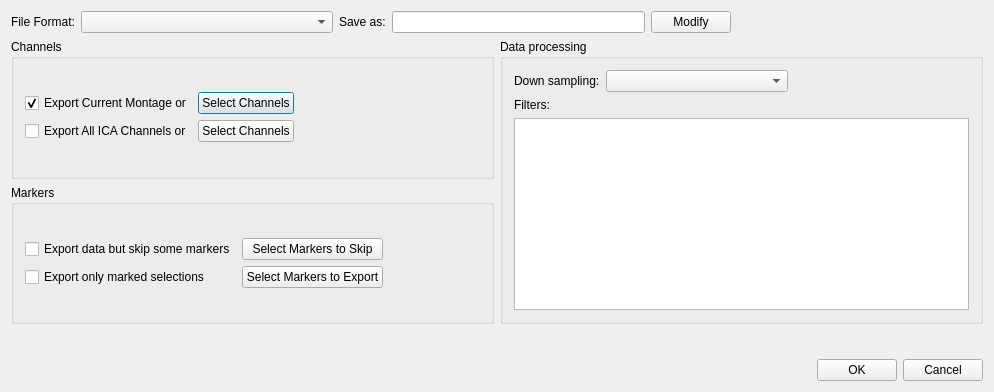
The window that src/AnyWave/Process/AwExporterSettings.ui (HIP-infrastructure/anywave-code) describes before a commit, drawn with Qt 5.
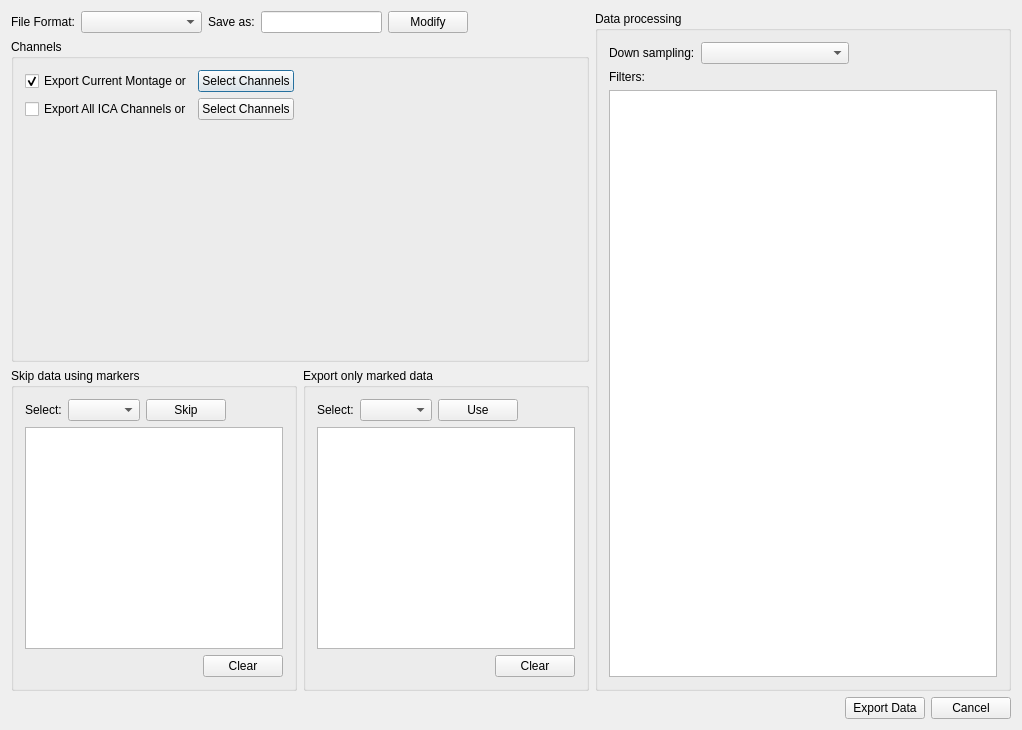
The same window after the commit. Icons and pictures are not drawn. Custom widgets are drawn as their Qt base class.

Commit message: New algorithm to cut markers in a list.

What changed in the file:
```diff
--- a/src/AnyWave/Process/AwExporterSettings.ui
+++ b/src/AnyWave/Process/AwExporterSettings.ui
@@ -6,8 +6,8 @@
    <rect>
     <x>0</x>
     <y>0</y>
-    <width>994</width>
-    <height>392</height>
+    <width>1022</width>
+    <height>730</height>
    </rect>
   </property>
   <property name="windowTitle">
@@ -20,8 +20,8 @@
   <property name="modal">
    <bool>true</bool>
   </property>
-  <layout class="QVBoxLayout" name="verticalLayout_4">
-   <item>
+  <layout class="QGridLayout" name="gridLayout_4">
+   <item row="0" column="0">
     <layout class="QHBoxLayout" name="horizontalLayout_2">
      <item>
       <widget class="QLabel" name="label">
@@ -85,183 +85,252 @@
      </item>
     </layout>
    </item>
-   <item>
-    <layout class="QHBoxLayout" name="horizontalLayout_3">
+   <item row="0" column="1" rowspan="3">
+    <widget class="QGroupBox" name="groupBox_2">
+     <property name="sizePolicy">
+      <sizepolicy hsizetype="Expanding" vsizetype="Expanding">
+       <horstretch>0</horstretch>
+       <verstretch>0</verstretch>
+      </sizepolicy>
+     </property>
+     <property name="title">
+      <string>Data processing</string>
+     </property>
+     <layout class="QVBoxLayout" name="verticalLayout_2">
+      <item>
+       <layout class="QHBoxLayout" name="horizontalLayout_4">
+        <item>
+         <widget class="QLabel" name="label_6">
+          <property name="text">
+           <string>Down sampling:</string>
+          </property>
+         </widget>
+        </item>
+        <item>
+         <widget class="AwComboDS" name="comboDS">
+          <property name="sizePolicy">
+           <sizepolicy hsizetype="Expanding" vsizetype="Fixed">
+            <horstretch>0</horstretch>
+            <verstretch>0</verstretch>
+           </sizepolicy>
+          </property>
+         </widget>
+        </item>
+        <item>
+         <spacer name="horizontalSpacer_6">
+          <property name="orientation">
+           <enum>Qt::Horizontal</enum>
+          </property>
+          <property name="sizeHint" stdset="0">
+           <size>
+            <width>40</width>
+            <height>20</height>
+           </size>
+          </property>
+         </spacer>
+        </item>
+       </layout>
+      </item>
+      <item>
+       <widget class="QLabel" name="label_3">
+        <property name="text">
+         <string>Filters:</string>
+        </property>
+       </widget>
+      </item>
+      <item>
+       <widget class="AwFilterTableView" name="filterTableView"/>
+      </item>
+     </layout>
+    </widget>
+   </item>
+   <item row="1" column="0">
+    <widget class="QGroupBox" name="groupBox">
+     <property name="title">
+      <string>Channels</string>
+     </property>
+     <layout class="QVBoxLayout" name="verticalLayout">
+      <item>
+       <layout class="QGridLayout" name="gridLayout">
+        <item row="0" column="0">
+         <widget class="QCheckBox" name="checkBoxCurrentMontage">
+          <property name="text">
+           <string>Export Current Montage or</string>
+          </property>
+          <property name="checked">
+           <bool>true</bool>
+          </property>
+         </widget>
+        </item>
+        <item row="0" column="1">
+         <widget class="QPushButton" name="buttonSelectChannels">
+          <property name="sizePolicy">
+           <sizepolicy hsizetype="Preferred" vsizetype="Fixed">
+            <horstretch>0</horstretch>
+            <verstretch>0</verstretch>
+           </sizepolicy>
+          </property>
+          <property name="text">
+           <string>Select Channels</string>
+          </property>
+         </widget>
+        </item>
+        <item row="0" column="2">
+         <spacer name="horizontalSpacer">
+          <property name="orientation">
+           <enum>Qt::Horizontal</enum>
+          </property>
+          <property name="sizeHint" stdset="0">
+           <size>
+            <width>40</width>
+            <height>20</height>
+           </size>
+          </property>
+         </spacer>
+        </item>
+        <item row="1" column="0">
+         <widget class="QCheckBox" name="checkBoxICA">
+          <property name="text">
+           <string>Export All ICA Channels or</string>
+          </property>
+         </widget>
+        </item>
+        <item row="1" column="1">
+         <widget class="QPushButton" name="buttonSelectICA">
+          <property name="sizePolicy">
+           <sizepolicy hsizetype="Preferred" vsizetype="Fixed">
+            <horstretch>0</horstretch>
+            <verstretch>0</verstretch>
+           </sizepolicy>
+          </property>
+          <property name="text">
+           <string>Select Channels</string>
+          </property>
+         </widget>
+        </item>
+        <item row="1" column="2">
+         <spacer name="horizontalSpacer_2">
+          <property name="orientation">
+           <enum>Qt::Horizontal</enum>
+          </property>
+          <property name="sizeHint" stdset="0">
+           <size>
+            <width>40</width>
+            <height>20</height>
+           </size>
+          </property>
+         </spacer>
+        </item>
+       </layout>
+      </item>
+      <item>
+       <spacer name="verticalSpacer">
+        <property name="orientation">
+         <enum>Qt::Vertical</enum>
+        </property>
+        <property name="sizeHint" stdset="0">
+         <size>
+          <width>20</width>
+          <height>40</height>
+         </size>
+        </property>
+       </spacer>
+      </item>
+     </layout>
+    </widget>
+   </item>
+   <item row="2" column="0">
+    <layout class="QHBoxLayout" name="horizontalLayout_6">
      <item>
-      <layout class="QVBoxLayout" name="verticalLayout_3">
-       <item>
-        <widget class="QGroupBox" name="groupBox">
-         <property name="title">
-          <string>Channels</string>
-         </property>
-         <layout class="QVBoxLayout" name="verticalLayout">
+      <widget class="QGroupBox" name="groupBoxMarkers">
+       <property name="title">
+        <string>Skip data using markers</string>
+       </property>
+       <layout class="QGridLayout" name="gridLayout_2">
+        <item row="0" column="0" colspan="2">
+         <layout class="QHBoxLayout" name="horizontalLayout_3">
           <item>
-           <layout class="QGridLayout" name="gridLayout">
-            <item row="0" column="0">
-             <widget class="QCheckBox" name="checkBoxCurrentMontage">
-              <property name="text">
-               <string>Export Current Montage or</string>
-              </property>
-              <property name="checked">
-               <bool>true</bool>
-              </property>
-             </widget>
-            </item>
-            <item row="0" column="1">
-             <widget class="QPushButton" name="buttonSelectChannels">
-              <property name="sizePolicy">
-               <sizepolicy hsizetype="Preferred" vsizetype="Fixed">
-                <horstretch>0</horstretch>
-                <verstretch>0</verstretch>
-               </sizepolicy>
-              </property>
-              <property name="text">
-               <string>Select Channels</string>
-              </property>
-             </widget>
-            </item>
-            <item row="0" column="2">
-             <spacer name="horizontalSpacer">
-              <property name="orientation">
-               <enum>Qt::Horizontal</enum>
-              </property>
-              <property name="sizeHint" stdset="0">
-               <size>
-                <width>40</width>
-                <height>20</height>
-               </size>
-              </property>
-             </spacer>
-            </item>
-            <item row="1" column="0">
-             <widget class="QCheckBox" name="checkBoxICA">
-              <property name="text">
-               <string>Export All ICA Channels or</string>
-              </property>
-             </widget>
-            </item>
-            <item row="1" column="1">
-             <widget class="QPushButton" name="buttonSelectICA">
-              <property name="sizePolicy">
-               <sizepolicy hsizetype="Preferred" vsizetype="Fixed">
-                <horstretch>0</horstretch>
-                <verstretch>0</verstretch>
-               </sizepolicy>
-              </property>
-              <property name="text">
-               <string>Select Channels</string>
-              </property>
-             </widget>
-            </item>
-            <item row="1" column="2">
-             <spacer name="horizontalSpacer_2">
-              <property name="orientation">
-               <enum>Qt::Horizontal</enum>
-              </property>
-              <property name="sizeHint" stdset="0">
-               <size>
-                <width>40</width>
-                <height>20</height>
-               </size>
-              </property>
-             </spacer>
-            </item>
-           </layout>
+           <widget class="QLabel" name="label_4">
+            <property name="text">
+             <string>Select:</string>
+            </property>
+           </widget>
           </item>
-         </layout>
-        </widget>
-       </item>
-       <item>
-        <widget class="QGroupBox" name="groupBox_3">
-         <property name="title">
-          <string>Markers</string>
-         </property>
-         <layout class="QGridLayout" name="gridLayout_3">
-          <item row="0" column="1">
-           <layout class="QGridLayout" name="gridLayout_4">
-            <item row="0" column="0">
-             <widget class="QCheckBox" name="checkSkipMarkers">
-              <property name="text">
-               <string>Export data but skip some markers</string>
-              </property>
-             </widget>
-            </item>
-            <item row="1" column="0">
-             <widget class="QCheckBox" name="checkExportMarkers">
-              <property name="text">
-               <string>Export only marked selections</string>
-              </property>
-             </widget>
-            </item>
-            <item row="1" column="1">
-             <widget class="QPushButton" name="buttonExportMarkers">
-              <property name="sizePolicy">
-               <sizepolicy hsizetype="Expanding" vsizetype="Fixed">
-                <horstretch>0</horstretch>
-                <verstretch>0</verstretch>
-               </sizepolicy>
-              </property>
-              <property name="text">
-               <string>Select Markers to Export</string>
-              </property>
-             </widget>
-            </item>
-            <item row="0" column="1">
-             <widget class="QPushButton" name="buttonSkipMarkers">
-              <property name="sizePolicy">
-               <sizepolicy hsizetype="Expanding" vsizetype="Fixed">
-                <horstretch>0</horstretch>
-                <verstretch>0</verstretch>
-               </sizepolicy>
-              </property>
-              <property name="text">
-               <string>Select Markers to Skip</string>
-              </property>
-             </widget>
-            </item>
-            <item row="0" column="2">
-             <spacer name="horizontalSpacer_5">
-              <property name="orientation">
-               <enum>Qt::Horizontal</enum>
-              </property>
-              <property name="sizeHint" stdset="0">
-               <size>
-                <width>40</width>
-                <height>20</height>
-               </size>
-              </property>
-             </spacer>
-            </item>
-           </layout>
+          <item>
+           <widget class="AwComboMarker" name="comboSkip">
+            <property name="sizePolicy">
+             <sizepolicy hsizetype="Expanding" vsizetype="Fixed">
+              <horstretch>0</horstretch>
+              <verstretch>0</verstretch>
+             </sizepolicy>
+            </property>
+           </widget>
           </item>
+          <item>
+           <widget class="QPushButton" name="buttonSkip">
+            <property name="text">
+             <string>Skip</string>
+            </property>
+           </widget>
+          </item>
+          <item>
+           <spacer name="horizontalSpacer_5">
+            <property name="orientation">
+             <enum>Qt::Horizontal</enum>
+            </property>
+            <property name="sizeHint" stdset="0">
+             <size>
+              <width>40</width>
+              <height>20</height>
+             </size>
+            </property>
+           </spacer>
+          </item>
          </layout>
-        </widget>
-       </item>
-      </layout>
+        </item>
+        <item row="1" column="0" colspan="2">
+         <widget class="QListWidget" name="listWidgetSkip"/>
+        </item>
+        <item row="2" column="0">
+         <spacer name="horizontalSpacer_8">
+          <property name="orientation">
+           <enum>Qt::Horizontal</enum>
+          </property>
+          <property name="sizeHint" stdset="0">
+           <size>
+            <width>172</width>
+            <height>20</height>
+           </size>
+          </property>
+         </spacer>
+        </item>
+        <item row="2" column="1">
+         <widget class="QPushButton" name="buttonClearSkip">
+          <property name="text">
+           <string>Clear</string>
+          </property>
+         </widget>
+        </item>
+       </layout>
+      </widget>
      </item>
      <item>
-      <widget class="QGroupBox" name="groupBox_2">
-       <property name="sizePolicy">
-        <sizepolicy hsizetype="Expanding" vsizetype="Expanding">
-         <horstretch>0</horstretch>
-         <verstretch>0</verstretch>
-        </sizepolicy>
-       </property>
+      <widget class="QGroupBox" name="groupBox_3">
        <property name="title">
-        <string>Data processing</string>
+        <string>Export only marked data</string>
        </property>
-       <layout class="QVBoxLayout" name="verticalLayout_2">
-        <item>
-         <layout class="QHBoxLayout" name="horizontalLayout_4">
+       <layout class="QGridLayout" name="gridLayout_3">
+        <item row="0" column="0" colspan="2">
+         <layout class="QHBoxLayout" name="horizontalLayout_5">
           <item>
-           <widget class="QLabel" name="label_6">
+           <widget class="QLabel" name="label_5">
             <property name="text">
-             <string>Down sampling:</string>
+             <string>Select:</string>
             </property>
            </widget>
           </item>
           <item>
-           <widget class="AwComboDS" name="comboDS">
+           <widget class="AwComboMarker" name="comboUse">
             <property name="sizePolicy">
              <sizepolicy hsizetype="Expanding" vsizetype="Fixed">
               <horstretch>0</horstretch>
@@ -271,7 +340,14 @@
            </widget>
           </item>
           <item>
-           <spacer name="horizontalSpacer_6">
+           <widget class="QPushButton" name="buttonUse">
+            <property name="text">
+             <string>Use</string>
+            </property>
+           </widget>
+          </item>
+          <item>
+           <spacer name="horizontalSpacer_7">
             <property name="orientation">
              <enum>Qt::Horizontal</enum>
             </property>
@@ -285,35 +361,35 @@
           </item>
          </layout>
         </item>
-        <item>
-         <widget class="QLabel" name="label_3">
+        <item row="1" column="0" colspan="2">
+         <widget class="QListWidget" name="listWidgetUse"/>
+        </item>
+        <item row="2" column="0">
+         <spacer name="horizontalSpacer_9">
+          <property name="orientation">
+           <enum>Qt::Horizontal</enum>
+          </property>
+          <property name="sizeHint" stdset="0">
+           <size>
+            <width>172</width>
+            <height>20</height>
+           </size>
+          </property>
+         </spacer>
+        </item>
+        <item row="2" column="1">
+         <widget class="QPushButton" name="buttonClearUse">
           <property name="text">
-           <string>Filters:</string>
+           <string>Clear</string>
           </property>
          </widget>
         </item>
-        <item>
-         <widget class="AwFilterTableView" name="filterTableView"/>
-        </item>
        </layout>
       </widget>
      </item>
     </layout>
    </item>
-   <item>
-    <spacer name="verticalSpacer">
-     <property name="orientation">
-      <enum>Qt::Vertical</enum>
-     </property>
-     <property name="sizeHint" stdset="0">
-      <size>
-       <width>20</width>
-       <height>0</height>
-      </size>
-     </property>
-    </spacer>
-   </item>
-   <item>
+   <item row="3" column="0" colspan="2">
     <layout class="QHBoxLayout" name="horizontalLayout">
      <item>
       <spacer name="horizontalSpacer_3">
@@ -331,7 +407,7 @@
      <item>
       <widget class="QPushButton" name="pushButton">
        <property name="text">
-        <string>OK</string>
+        <string>Export Data</string>
        </property>
       </widget>
      </item>
@@ -361,6 +437,11 @@
    <extends>QComboBox</extends>
    <header location="global">widget/AwComboDS.h</header>
   </customwidget>
+  <customwidget>
+   <class>AwComboMarker</class>
+   <extends>QComboBox</extends>
+   <header location="global">widget/AwComboMarker.h</header>
+  </customwidget>
  </customwidgets>
  <resources>
   <include location="../../../resources/AnyWave.qrc"/>
```
Left out of the diff: 64 changed lines with no effect on the pictures. The commit also changes 7 other files.
